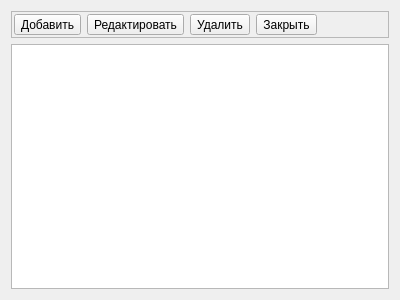
Before: the Qt Designer form ui/f_eventlist.ui in wterkin/qt-forget-me-not, drawn with Qt 5.
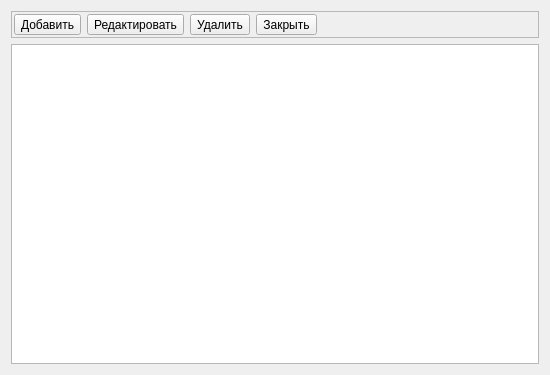
After: the same form once the commit is applied. Icons and pictures are not drawn.

Commit message: Добавлена форма редактирования события

```diff
--- a/ui/f_eventlist.ui
+++ b/ui/f_eventlist.ui
@@ -6,8 +6,8 @@
    <rect>
     <x>0</x>
     <y>0</y>
-    <width>400</width>
-    <height>300</height>
+    <width>550</width>
+    <height>375</height>
    </rect>
   </property>
   <property name="windowTitle">
```
Left out of the diff: 14 changed lines with no effect on the pictures. The commit also changes 4 other files.
